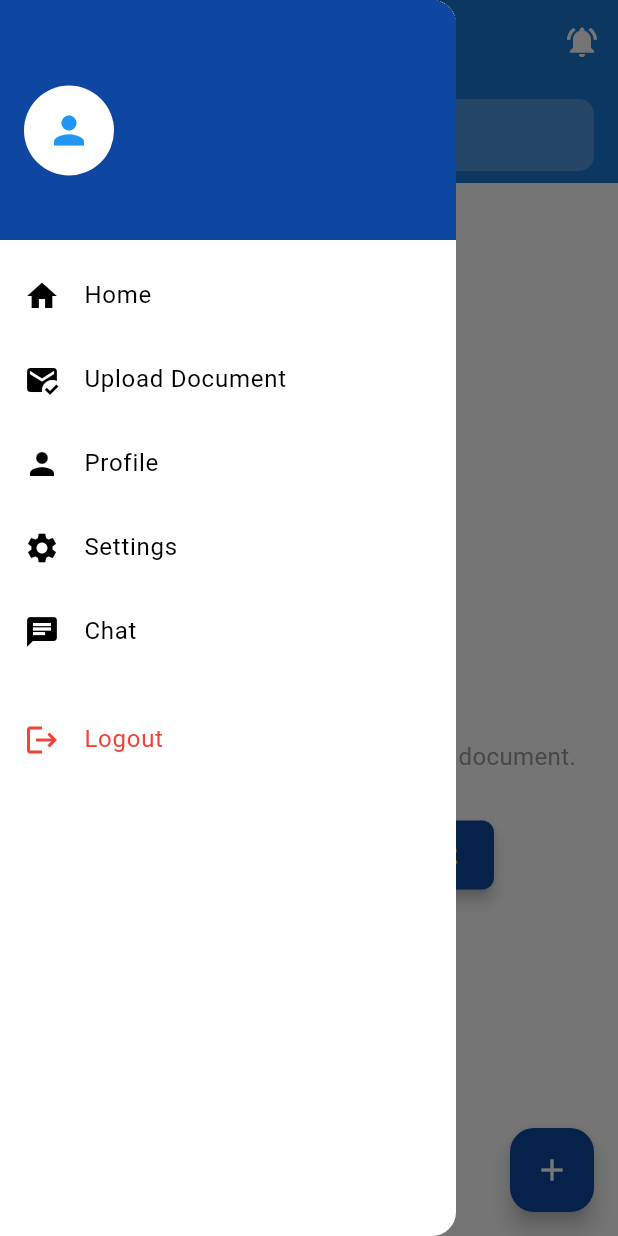
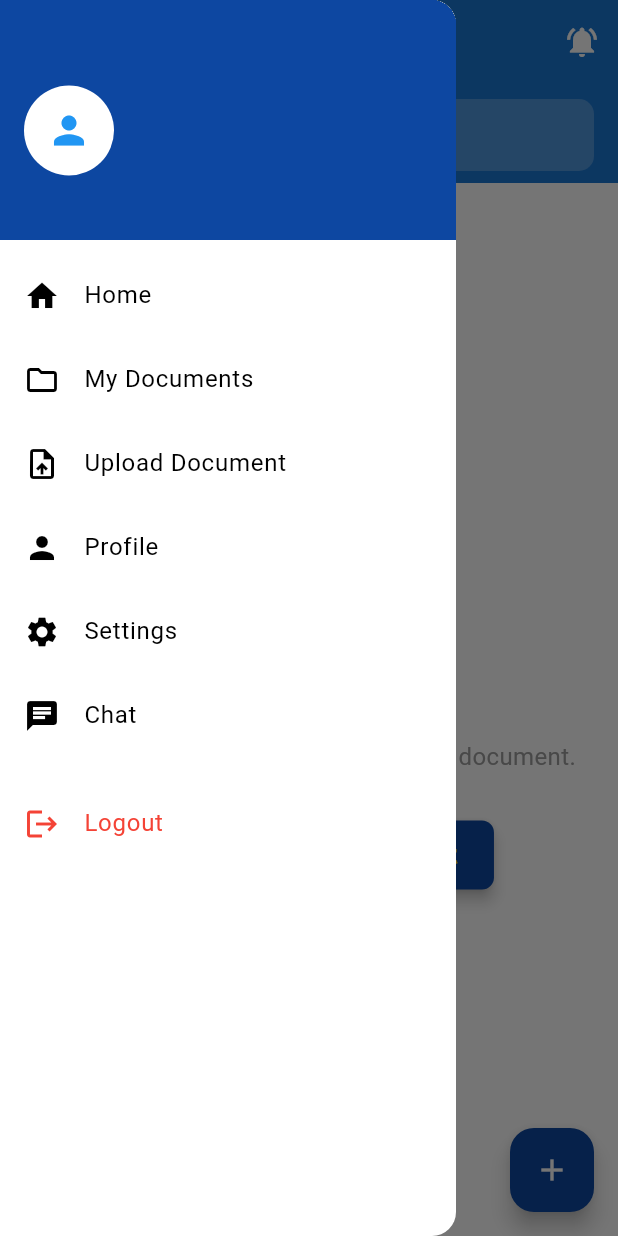
Before and after one commit to khanshairer/DocuBoxProject, a Flutter app: the screen it shows once a user with an empty profile is signed in, with the side drawer open, on a phone screen of 412 x 824 dp. Run offline on Flutter 3.47's test engine with Material 3 defaults, Android fonts, the phone set to English and light mode, and no system bars; our stand-ins replace cloud_firestore, file_picker, firebase_auth, firebase_core, firebase_storage, flutter_riverpod and 3 more; accounts and stored records are empty.

Commit message:
fix: Resolve final app_router navigation issues and ensure consistent routing.

```diff
--- a/lib/routing/app_router.dart
+++ b/lib/routing/app_router.dart
@@ -1,22 +1,20 @@
 import 'package:go_router/go_router.dart';
 import 'package:flutter_riverpod/flutter_riverpod.dart';
+import 'package:flutter/material.dart'; // Ensure Material.dart is imported for Scaffold
 
 import '../screens/home_page.dart';
 import '../screens/login_page.dart';
-import '../providers/auth_state_provider.dart'; // This is the updated import
+import '../providers/auth_state_provider.dart';
 import '../screens/welcome_page.dart';
 import '../screens/document_upload_page.dart';
+import '../screens/profile_page.dart';
 
 // The appRouterProvider is a Riverpod Provider that returns a GoRouter instance.
 final appRouterProvider = Provider<GoRouter>((ref) {
-  // We watch the authStateProvider which now provides our FirebaseAuthStateNotifier.
-  // Since FirebaseAuthStateNotifier extends ChangeNotifier, it is a Listenable.
   final authNotifier = ref.watch(authStateProvider);
 
   return GoRouter(
     initialLocation: '/',
-    // Pass the authNotifier directly as the refreshListenable.
-    // GoRouter will automatically re-evaluate redirects when authNotifier calls notifyListeners().
     refreshListenable: authNotifier,
     routes: [
       GoRoute(
@@ -31,7 +29,7 @@ final appRouterProvider = Provider<GoRouter>((ref) {
       ),
       GoRoute(
         path: '/welcome',
-        name: 'welcom',
+        name: 'welcome',
         builder: (context, state) => const WelcomePage(),
       ),
       GoRoute(
@@ -39,17 +37,43 @@ final appRouterProvider = Provider<GoRouter>((ref) {
         name: 'document-upload',
         builder: (context, state) => const DocumentUploadPage(),
       ),
+      GoRoute(
+        path: '/profile',
+        name: 'profile',
+        builder: (context, state) => const ProfilePage(),
+      ),
+      GoRoute(
+        path: '/settings',
+        name: 'settings',
+        builder: (context, state) => Scaffold(
+          appBar: AppBar(title: const Text('Settings')),
+          body: const Center(child: Text('Settings Page Placeholder')),
+        ),
+      ),
+      GoRoute(
+        path: '/chat',
+        name: 'chat',
+        builder: (context, state) => Scaffold(
+          appBar: AppBar(title: const Text('Chat')),
+          body: const Center(child: Text('Chat Page Placeholder')),
+        ),
+      ),
     ],
     redirect: (context, state) {
-      // Use the currentUser from the authNotifier to determine login status.
       final bool loggedIn = authNotifier.currentUser != null;
-      // Check if the current location being navigated to is the login page.
-      final bool loggingIn = state.matchedLocation == '/login';
 
-      // If not logged in and not trying to log in, redirect to login.
-      if (!loggedIn && !loggingIn) return '/welcome';
-      // If logged in and trying to access login, redirect to home.
-      if (loggedIn && loggingIn) return '/';
+      // List of routes that do NOT require authentication
+      const List<String> publicRoutes = ['/welcome', '/login'];
+
+      // Check if the current location is one of the public routes
+      final bool isPublicRoute = publicRoutes.contains(state.matchedLocation);
+
+      // If not logged in AND trying to access a protected route (not a public route), redirect to /welcome
+      if (!loggedIn && !isPublicRoute) return '/welcome';
+
+      // If logged in AND trying to access a public route, redirect to home
+      if (loggedIn && isPublicRoute) return '/';
+
       // Otherwise, no redirect needed.
       return null;
     },
--- a/lib/widget/homepage_menu_bar_widget.dart
+++ b/lib/widget/homepage_menu_bar_widget.dart
@@ -1,7 +1,7 @@
 import 'package:flutter/material.dart';
 import 'package:go_router/go_router.dart';
-import 'package:firebase_auth/firebase_auth.dart'; // Import for User type
-import '../providers/auth_state_provider.dart'; // Import your auth state notifier
+import 'package:firebase_auth/firebase_auth.dart';
+import '../providers/auth_state_provider.dart';
 
 /// A custom Drawer widget for the HomePage menu.
 ///
@@ -22,15 +22,11 @@ class HomePageMenuBar extends StatelessWidget {
   Widget build(BuildContext context) {
     return Drawer(
       child: ListView(
-        padding: EdgeInsets.zero, // Remove default ListView padding
+        padding: EdgeInsets.zero,
         children: <Widget>[
-          // Drawer header, typically showing user info
           DrawerHeader(
             decoration: BoxDecoration(
-              color:
-                  Theme.of(
-                    context,
-                  ).colorScheme.primary, // Use primary theme color
+              color: Theme.of(context).colorScheme.primary,
             ),
             child: Column(
               crossAxisAlignment: CrossAxisAlignment.start,
@@ -42,15 +38,12 @@ class HomePageMenuBar extends StatelessWidget {
                   child: Icon(
                     Icons.person,
                     size: 30,
-                    color:
-                        Colors
-                            .blue, // Using a fixed blue for the icon, or Theme.of(context).colorScheme.primary
+                    color: Colors.blue,
                   ),
                 ),
                 const SizedBox(height: 8),
                 Text(
-                  currentUser?.email ??
-                      'Logged In User', // Use passed currentUser
+                  currentUser?.email ?? 'Logged In User',
                   style: const TextStyle(
                     color: Colors.white,
                     fontSize: 18,
@@ -66,16 +59,25 @@ class HomePageMenuBar extends StatelessWidget {
             title: const Text('Home'),
             onTap: () {
               Navigator.pop(context); // Close the drawer
-              context.go('/'); // Navigate to Home
+              context.go('/'); // Navigate to Home (root path)
             },
           ),
-          //upload option
+          // My Documents option - will navigate to the HomePage which has search
           ListTile(
-            leading: const Icon(Icons.mark_email_read),
+            leading: const Icon(Icons.folder_outlined),
+            title: const Text('My Documents'),
+            onTap: () {
+              Navigator.pop(context); // Close the drawer
+              context.go('/'); // Navigate to Home (root path which is 'My Documents' now)
+            },
+          ),
+          // Upload Document option
+          ListTile(
+            leading: const Icon(Icons.upload_file),
             title: const Text('Upload Document'),
             onTap: () {
               Navigator.pop(context); // Close the drawer
-              context.go('/document-upload'); // Navigate to Home
+              context.push('/document-upload'); // Use context.push for the upload page
             },
           ),
           // Profile option
@@ -84,7 +86,7 @@ class HomePageMenuBar extends StatelessWidget {
             title: const Text('Profile'),
             onTap: () {
               Navigator.pop(context); // Close the drawer
-              context.go('/profile'); // Navigate to Profile
+              context.push('/profile'); // Use context.push for profile
             },
           ),
           // Settings option
@@ -93,7 +95,7 @@ class HomePageMenuBar extends StatelessWidget {
             title: const Text('Settings'),
             onTap: () {
               Navigator.pop(context); // Close the drawer
-              context.go('/settings'); // Navigate to Settings
+              context.push('/settings'); // Use context.push for settings
             },
           ),
           // Chat option
@@ -102,19 +104,17 @@ class HomePageMenuBar extends StatelessWidget {
             title: const Text('Chat'),
             onTap: () {
               Navigator.pop(context); // Close the drawer
-              context.go('/chat'); // Navigate to Chat
+              context.push('/chat'); // Use context.push for chat
             },
           ),
-          const Divider(), // A visual divider
+          const Divider(),
           // Logout option
           ListTile(
             leading: const Icon(Icons.logout, color: Colors.red),
             title: const Text('Logout', style: TextStyle(color: Colors.red)),
             onTap: () async {
-              Navigator.pop(context); // Close the drawer
-              await authNotifier
-                  .signOut(); // Use passed authNotifier for logout
-              // GoRouter's redirect will handle navigation to login page
+              Navigator.pop(context);
+              await authNotifier.signOut();
             },
           ),
         ],
```
Also changed, not shown: lib/screens/home_page.dart (+4 -7 lines).
